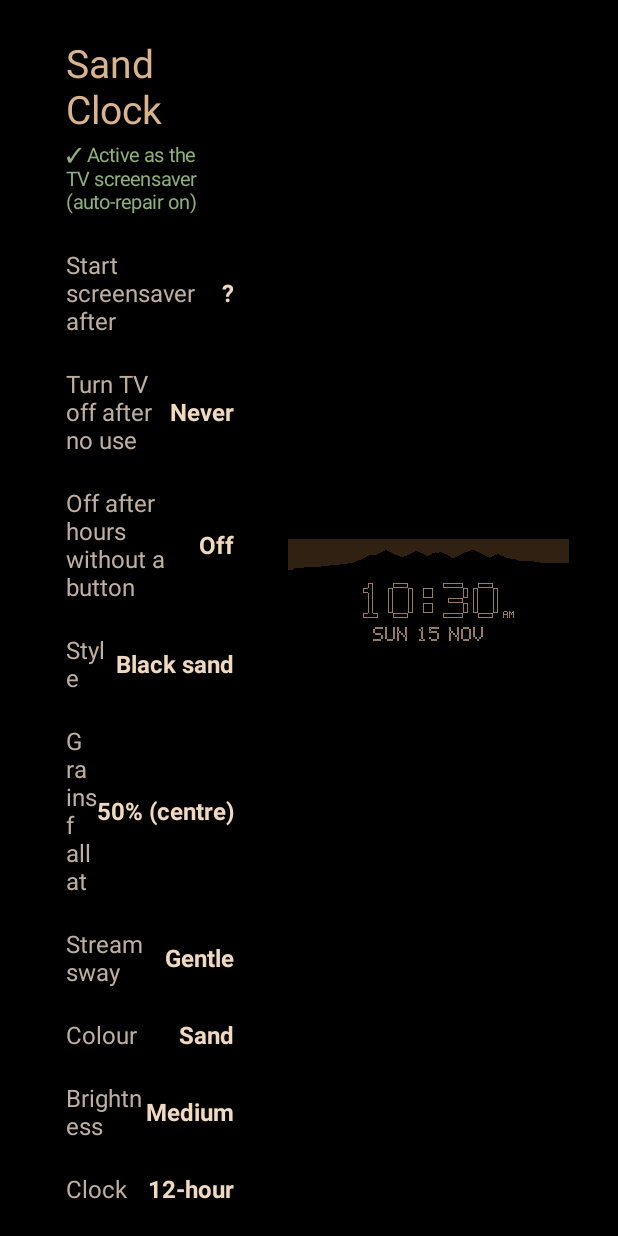
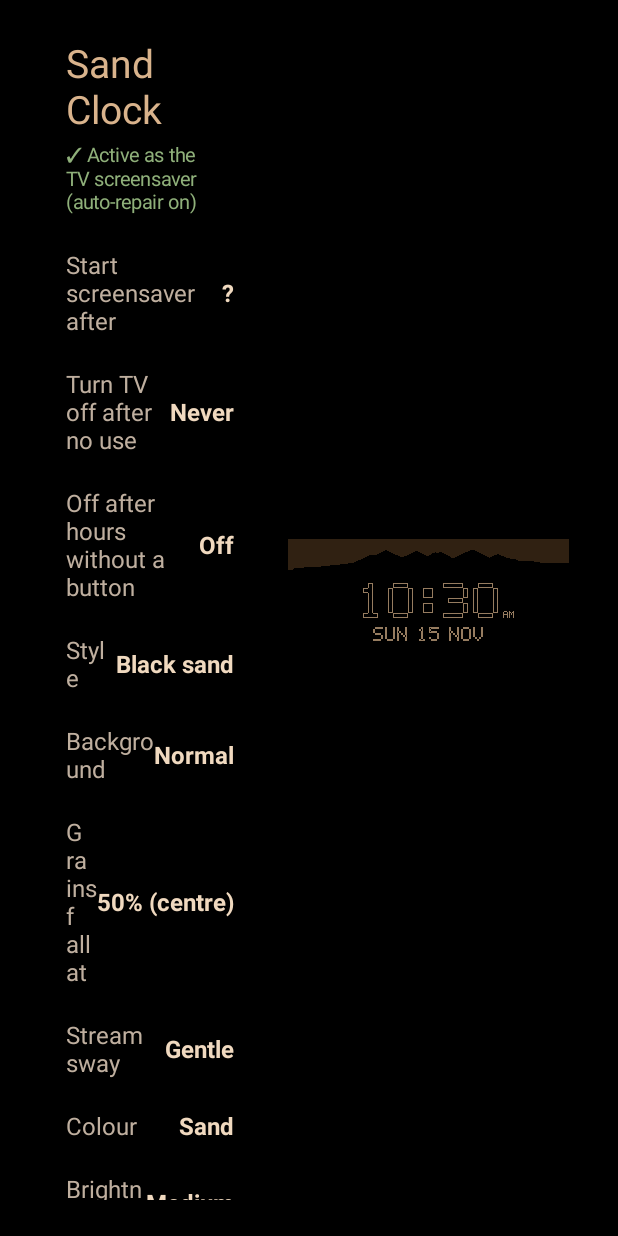
Before and after one commit to ezekielchow/sand-clock-tv, an Android app: the screen it shows after launch (SettingsActivity), on a phone screen of 412 x 824 dp. Run offline under Robolectric (Android 15) with nearby library versions, the phone set to English and light mode, and no system bars; pictures from the network do not load.

Commit message:
Lower-power options: dim background and 8 fps animation
- Background: Normal / Dim. In the Black and Dark sand styles the lit
  background (most of the screen in the morning) at half brightness,
  so the backlight behind it works less; text stays full brightness
- Falling sand: Low (8 fps) alongside Gentle (15) and Smooth (30);
  physics speed unchanged, the screen is just redrawn less often

Co-Authored-By: Claude Opus 5.5 <noreply@anthropic.com>

```diff
--- a/app/src/main/java/com/local/sandclock/Prefs.java
+++ b/app/src/main/java/com/local/sandclock/Prefs.java
@@ -16,7 +16,14 @@ final class Prefs {
     };
     static final String[] BRIGHTNESS = {"Low", "Medium", "High"};
     static final float[] BRIGHTNESS_FACTOR = {0.45f, 0.7f, 1f};
-    static final String[] ANIM = {"Gentle", "Smooth", "Off"};
+    // Stored values stay stable for saved settings; ANIM_ORDER is the order the setting cycles in.
+    static final String[] ANIM = {"Gentle (15 fps)", "Smooth (30 fps)", "Off", "Low (8 fps)"};
+    static final int ANIM_GENTLE = 0, ANIM_SMOOTH = 1, ANIM_OFF = 2, ANIM_LOW = 3;
+    static final int[] ANIM_ORDER = {ANIM_LOW, ANIM_GENTLE, ANIM_SMOOTH, ANIM_OFF};
+    /** Background brightness in the Black/Dark sand styles: the lit area most of the morning. */
+    static final String[] BACKGROUND = {"Normal", "Dim"};
+    static final float[] BACKGROUND_F = {0.4f, 0.2f};
+    int background = 0;
     static final String[] NIGHT_STYLE = {"Black screen", "Dim clock"};
 
     static final String[] STYLES = {"Black sand", "Dark sand", "Glowing sand"};
@@ -60,6 +67,7 @@ final class Prefs {
         p.theme = clamp(s.getInt("theme", 0), THEMES.length);
         p.brightness = clamp(s.getInt("brightness", 1), BRIGHTNESS.length);
         p.anim = clamp(s.getInt("anim", 0), ANIM.length);
+        p.background = clamp(s.getInt("background", 0), BACKGROUND.length);
         p.use24h = s.getBoolean("use24h", DateFormat.is24HourFormat(c));
         p.nightEnabled = s.getBoolean("nightEnabled", true);
         p.nightStart = s.getInt("nightStart", 23 * 60);
@@ -81,6 +89,7 @@ final class Prefs {
                 .putInt("theme", theme)
                 .putInt("brightness", brightness)
                 .putInt("anim", anim)
+                .putInt("background", background)
                 .putBoolean("use24h", use24h)
                 .putBoolean("nightEnabled", nightEnabled)
                 .putInt("nightStart", nightStart)
--- a/app/src/main/java/com/local/sandclock/SandClockView.java
+++ b/app/src/main/java/com/local/sandclock/SandClockView.java
@@ -37,7 +37,6 @@ public class SandClockView extends View {
     private static final long DRAIN_MAX_MS = 14000;
     private static final float NIGHT_DIM = 0.35f;
     private static final float GLOW_SAND = 0.55f;
-    private static final float DARK_BG = 0.4f;
 
     private final Handler handler = new Handler(Looper.getMainLooper());
     private final Paint pixelPaint = new Paint(); // no filtering: hard pixel edges
@@ -313,7 +312,7 @@ public class SandClockView extends View {
         physics(now);
 
         int due = dueGrains(c);
-        if (due - spawned > 3 || prefs.anim == 2) {
+        if (due - spawned > 3 || prefs.anim == Prefs.ANIM_OFF) {
             while (spawned < due) { grid.dropInstant(dropColumn(spawned)); spawned++; }
         } else {
             while (spawned < due) { grid.spawn(dropColumn(spawned)); spawned++; }
@@ -335,13 +334,23 @@ public class SandClockView extends View {
         if (grid == null) {
             delay = 100;
         } else if (draining || grid.hasActive() || pendingSlots != null) {
-            delay = prefs.anim == 1 ? 33 : 66; // Smooth 30 fps, otherwise 15 fps
-        } else if (isNight() || prefs.anim == 2) {
+            delay = frameMs();
+        } else if (isNight() || prefs.anim == Prefs.ANIM_OFF) {
             delay = toNextMinute;
         } else {
             delay = Math.max(33, 1000 - System.currentTimeMillis() % 1000 - 300);
         }
         handler.postDelayed(tick, delay);
+    }
+
+    /** Time between frames while sand is moving. The physics always runs at 30 ticks a second;
+     *  fewer frames just means it is drawn less often (less work for the TV's display system). */
+    private int frameMs() {
+        switch (prefs.anim) {
+            case Prefs.ANIM_SMOOTH: return 33;  // 30 fps
+            case Prefs.ANIM_LOW: return 125;    // 8 fps
+            default: return 66;                 // 15 fps
+        }
     }
 
     // ---- the clock as pixels ----
@@ -429,8 +438,8 @@ public class SandClockView extends View {
     private boolean darkStyle() { return prefs.style < 2; }
 
     private void updateColors() {
-        int key = prefs.style * 10000 + prefs.theme * 1000 + prefs.brightness * 100
-                + Math.round(prefs.warmth * 20);
+        int key = prefs.background * 100000 + prefs.style * 10000 + prefs.theme * 1000
+                + prefs.brightness * 100 + Math.round(prefs.warmth * 20);
         if (key == colorKey) return;
         colorKey = key;
         float[] f = prefs.style == 0
@@ -439,7 +448,7 @@ public class SandClockView extends View {
                 ? new float[]{0.04f, 0.06f, 0.08f, 0.10f}           // near-black, faint texture
                 : new float[]{0.78f * GLOW_SAND, 0.9f * GLOW_SAND, GLOW_SAND, 1.12f * GLOW_SAND};
         for (int i = 0; i < 4; i++) shades[i] = prefs.sandColor(f[i]);
-        background = darkStyle() ? prefs.sandColor(DARK_BG) : Color.BLACK;
+        background = darkStyle() ? prefs.sandColor(Prefs.BACKGROUND_F[prefs.background]) : Color.BLACK;
         textCol = prefs.textColor(1f);
         grid.markAll();
         shownTime = ""; // redraw the digits in the new colour on the next step
--- a/app/src/main/java/com/local/sandclock/SettingsActivity.java
+++ b/app/src/main/java/com/local/sandclock/SettingsActivity.java
@@ -188,6 +188,10 @@ public class SettingsActivity extends Activity {
             String value() { return Prefs.STYLES[prefs.style]; }
             void step(int d) { prefs.style = wrap(prefs.style + d, Prefs.STYLES.length); }
         });
+        addRow(list, new Row("Background") {
+            String value() { return prefs.style < 2 ? Prefs.BACKGROUND[prefs.background] : "— (black)"; }
+            void step(int d) { prefs.background = wrap(prefs.background + d, Prefs.BACKGROUND.length); }
+        });
         addRow(list, new Row("Grains fall at") {
             String value() {
                 int v = prefs.dropPos;
@@ -216,7 +220,11 @@ public class SettingsActivity extends Activity {
         });
         addRow(list, new Row("Falling sand") {
             String value() { return Prefs.ANIM[prefs.anim]; }
-            void step(int d) { prefs.anim = wrap(prefs.anim + d, Prefs.ANIM.length); }
+            void step(int d) {
+                int k = 0;
+                for (int i = 0; i < Prefs.ANIM_ORDER.length; i++) if (Prefs.ANIM_ORDER[i] == prefs.anim) k = i;
+                prefs.anim = Prefs.ANIM_ORDER[wrap(k + d, Prefs.ANIM_ORDER.length)];
+            }
         });
         addRow(list, new Row("Night schedule") {
             String value() { return prefs.nightEnabled ? "On" : "Off"; }
```
Also changed, not shown: 1 other file.
